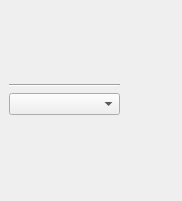
This is shapes/text/SimpleStyleWidget.ui in KDE/calligra as Qt 5 draws it before an edit. The edited form follows.
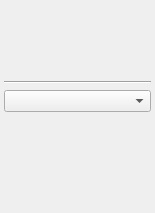
This is the edited form.

Commit message: Add functionality to the alignment buttons, the indent buttons and make the character styles panel react to position changes as well.

```diff
--- a/shapes/text/SimpleStyleWidget.ui
+++ b/shapes/text/SimpleStyleWidget.ui
@@ -5,8 +5,8 @@
    <rect>
     <x>0</x>
     <y>0</y>
-    <width>182</width>
-    <height>201</height>
+    <width>155</width>
+    <height>213</height>
    </rect>
   </property>
   <property name="windowTitle" >
@@ -14,34 +14,89 @@
   </property>
   <layout class="QGridLayout" >
    <property name="margin" >
-    <number>9</number>
+    <number>4</number>
    </property>
    <property name="spacing" >
     <number>6</number>
    </property>
-   <item rowspan="4" row="0" column="1" >
-    <spacer>
-     <property name="orientation" >
-      <enum>Qt::Horizontal</enum>
+   <item row="3" column="0" colspan="2" >
+    <widget class="QFrame" name="buttonFrame2" >
+     <property name="frameShadow" >
+      <enum>QFrame::Raised</enum>
      </property>
-     <property name="sizeHint" >
-      <size>
-       <width>1</width>
-       <height>100</height>
-      </size>
-     </property>
-    </spacer>
-   </item>
-   <item row="1" column="0" >
-    <widget class="Line" name="line" >
-     <property name="orientation" >
-      <enum>Qt::Horizontal</enum>
-     </property>
+     <layout class="QHBoxLayout" >
+      <property name="margin" >
+       <number>0</number>
+      </property>
+      <property name="spacing" >
+       <number>0</number>
+      </property>
+      <item>
+       <widget class="QToolButton" name="decreaseIndent" >
+        <property name="autoRaise" >
+         <bool>true</bool>
+        </property>
+       </widget>
+      </item>
+      <item>
+       <widget class="QToolButton" name="increaseIndent" >
+        <property name="autoRaise" >
+         <bool>true</bool>
+        </property>
+       </widget>
+      </item>
+      <item>
+       <spacer>
+        <property name="orientation" >
+         <enum>Qt::Horizontal</enum>
+        </property>
+        <property name="sizeHint" >
+         <size>
+          <width>1</width>
+          <height>20</height>
+         </size>
+        </property>
+       </spacer>
+      </item>
+     </layout>
     </widget>
    </item>
-   <item row="2" column="0" >
+   <item row="2" column="0" colspan="2" >
     <widget class="QComboBox" name="listType" />
    </item>
+   <item row="1" column="0" colspan="2" >
+    <widget class="Line" name="line" >
+     <property name="orientation" >
+      <enum>Qt::Horizontal</enum>
+     </property>
+    </widget>
+   </item>
+   <item row="0" column="1" >
+    <spacer>
+     <property name="orientation" >
+      <enum>Qt::Horizontal</enum>
+     </property>
+     <property name="sizeHint" >
+      <size>
+       <width>1</width>
+       <height>71</height>
+      </size>
+     </property>
+    </spacer>
+   </item>
+   <item row="4" column="0" >
+    <spacer>
+     <property name="orientation" >
+      <enum>Qt::Vertical</enum>
+     </property>
+     <property name="sizeHint" >
+      <size>
+       <width>111</width>
+       <height>1</height>
+      </size>
+     </property>
+    </spacer>
+   </item>
    <item row="0" column="0" >
     <widget class="QFrame" name="buttonFrame1" >
      <property name="sizePolicy" >
@@ -135,61 +190,6 @@
      </layout>
     </widget>
    </item>
-   <item row="3" column="0" >
-    <widget class="QFrame" name="buttonFrame2" >
-     <property name="frameShadow" >
-      <enum>QFrame::Raised</enum>
-     </property>
-     <layout class="QHBoxLayout" >
-      <property name="margin" >
-       <number>0</number>
-      </property>
-      <property name="spacing" >
-       <number>0</number>
-      </property>
-      <item>
-       <widget class="QToolButton" name="decreaseIndent" >
-        <property name="autoRaise" >
-         <bool>true</bool>
-        </property>
-       </widget>
-      </item>
-      <item>
-       <widget class="QToolButton" name="increaseIndent" >
-        <property name="autoRaise" >
-         <bool>true</bool>
-        </property>
-       </widget>
-      </item>
-      <item>
-       <spacer>
-        <property name="orientation" >
-         <enum>Qt::Horizontal</enum>
-        </property>
-        <property name="sizeHint" >
-         <size>
-          <width>40</width>
-          <height>20</height>
-         </size>
-        </property>
-       </spacer>
-      </item>
-     </layout>
-    </widget>
-   </item>
-   <item row="4" column="0" >
-    <spacer>
-     <property name="orientation" >
-      <enum>Qt::Vertical</enum>
-     </property>
-     <property name="sizeHint" >
-      <size>
-       <width>111</width>
-       <height>1</height>
-      </size>
-     </property>
-    </spacer>
-   </item>
   </layout>
  </widget>
  <resources/>
```
The commit also changes 6 other files.
